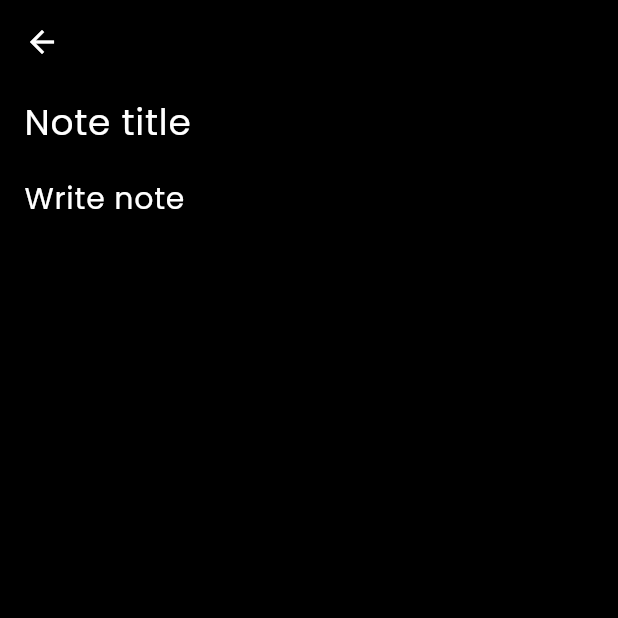
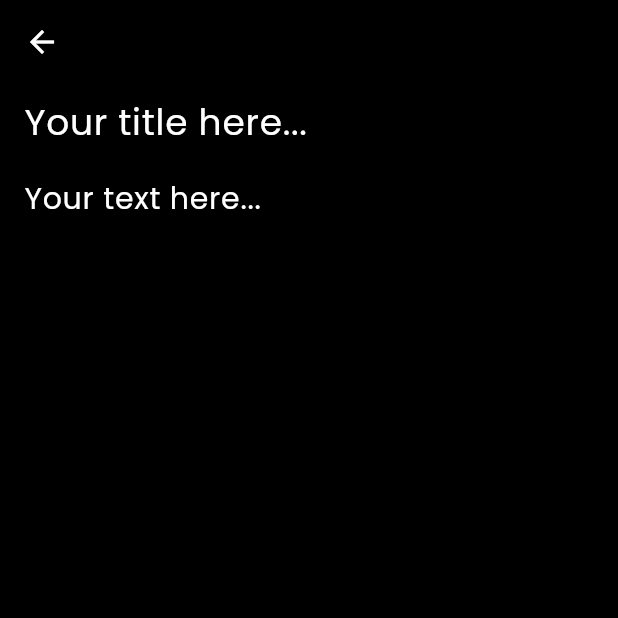
Before and after one commit to thegera4/flutter_notudus_app, a Flutter app: the screen it shows after launch, after a tap on the "add" icon, on a phone screen of 412 x 824 dp, the top half of it. Run offline on Flutter 3.47's test engine with Material 3 defaults, Android fonts, the phone set to English and light mode, and no system bars; our stand-ins replace google_fonts, lottie, sqflite; accounts and stored records are empty.

Commit message:
update: fixed delete functionality now working fine

```diff
--- a/lib/res/strings.dart
+++ b/lib/res/strings.dart
@@ -10,8 +10,26 @@ class AppStrings {
   static const String changeView = 'Change View';
   static const String noNotes = 'No notes found. Tap + to add a new note.';
   static const String noTodos = 'No todos found. Tap + to add a new todo.';
+  static const String noteAdded = 'Note added';
+  static const String todoAdded = 'Todo added';
   static const String deleteAlertTitle = 'Delete Note?';
   static const String deleteAlertBody = 'Are you sure you want to delete this note?';
-
+  static const String hintTitle = 'Your title here...';
+  static const String hintText = 'Your text here...';
+  static const String errorUpdating = 'Error while updating:';
+  static const String errorSaving = 'Error while saving:';
+  static const String errorDeleting = 'Error while deleting:';
+  static const String errorLoading = 'Error loading notes';
+  static const String errorGettingNotes = 'Error getting notes:';
+  static const String error = 'Error';
+  static const String cancel = 'Cancel';
+  static const String delete = 'Delete';
+  static const String save = 'Save';
+  static const String update = 'Update';
+  static const String edit = 'Edit';
+  static const String deleteNote = 'Delete Note';
+  static const String deleteTodo = 'Delete Todo';
+  static const String deleteAlertTitleTodo = 'Delete Todo?';
+  static const String deleteAlertBodyTodo = 'Are you sure you want to delete this todo?';
 
 }
--- a/lib/res/values.dart
+++ b/lib/res/values.dart
@@ -4,10 +4,17 @@ class AppValues {
   static const double emptyTextSize = 18;
   static const double noteTitleSize = 24;
   static const double noteTextSize = 20;
+  static const double alertTitleSize = 24;
+  static const double noteItemTitleSize = 18;
 
   // Padding
   static const double smallPadding = 4;
   static const double normalPadding = 8;
   static const double bigPadding = 16;
   static const double hugePadding = 32;
+  static const double gridItemPadding = 10;
+
+  // Heights and widths
+  static const double deleteAnimationHeight = 80;
+  static const double deleteAnimationWidth = 80;
 }
--- a/lib/screens/notes_list_screen.dart
+++ b/lib/screens/notes_list_screen.dart
@@ -1,4 +1,3 @@
-import 'dart:developer';
 import 'package:flutter/material.dart';
 import 'package:notudus/screens/widgets/empty_view.dart';
 import 'package:notudus/screens/widgets/notes_grid.dart';
@@ -26,12 +25,13 @@ class _NotesListScreenState extends State<NotesListScreen> {
     notesListFuture  = _loadNotes();
   }
 
+  /// Calls the "getNotes" method from the db service to get all notes.
+  /// Returns a list of notes if successful, or an empty list if not.
   Future<List<Note>> _loadNotes() async {
     try {
       final notes = await dbService.getNotes();
       return notes;
     } catch (error) {
-      log('Error getting notes: $error');
       return <Note>[];
     }
   }
@@ -45,7 +45,7 @@ class _NotesListScreenState extends State<NotesListScreen> {
           if (snapshot.connectionState == ConnectionState.waiting) {
             return const Center(child: CircularProgressIndicator());
           } else if (snapshot.hasError) {
-            return const Center(child: Text('Error loading notes'));
+            return const Center(child: Text(AppStrings.errorLoading));
           } else if (snapshot.hasData && snapshot.data!.isEmpty) {
             return const EmptyView();
           } else {
@@ -54,14 +54,16 @@ class _NotesListScreenState extends State<NotesListScreen> {
               builder: (context, snapshot) {
                 return AnimatedSwitcher(
                   transitionBuilder: (child, animation) =>
-                      SlideTransition(position: Tween<Offset>(
-                        begin: const Offset(1, 0),
-                        end: Offset.zero,
-                      ).animate(animation), child: child),
+                      SlideTransition(
+                          position: Tween<Offset>(
+                            begin: const Offset(1, 0),
+                            end: Offset.zero,
+                          )
+                              .animate(animation), child: child
+                      ),
                   duration: const Duration(milliseconds: 300),
-                  child: widget.isListView
-                      ? NotesList(snapshot: snapshot)
-                      : NotesGrid(snapshot: snapshot),
+                  child: widget.isListView ? NotesList(snapshot: snapshot) :
+                                            NotesGrid(snapshot: snapshot),
                 );
               }
             );
@@ -73,7 +75,7 @@ class _NotesListScreenState extends State<NotesListScreen> {
           Navigator.push(
             context,
             MaterialPageRoute(builder: (context) =>
-                CreateNoteScreen(note: null, dbService: dbService)),
+                const CreateNoteScreen(note: null)),
           );
         },
         tooltip: AppStrings.addNote,
--- a/lib/screens/widgets/new_note_form.dart
+++ b/lib/screens/widgets/new_note_form.dart
@@ -1,10 +1,8 @@
-import 'dart:developer';
 import 'package:flutter/material.dart';
 import 'package:google_fonts/google_fonts.dart';
 import 'package:notudus/res/values.dart';
-import 'package:provider/provider.dart';
 import '../../models/note.dart';
-import '../../models/provided_data.dart';
+import '../../res/strings.dart';
 import '../../services/local_db.dart';
 
 class NewNoteForm extends StatefulWidget {
@@ -25,38 +23,18 @@ class _NewNoteFormState extends State<NewNoteForm> {
   @override
   void initState() {
     super.initState();
-    Provider.of<ProvidedData>(context, listen: false).addListener(_checkDelete);
     if (widget.note != null) {
       _titleController.text = widget.note!.title;
       _noteController.text = widget.note!.note;
     }
   }
 
-  void _checkDelete() {
-    if (Provider.of<ProvidedData>(context, listen: false).isDeleting) {
-      _deleteNote();
-    }
-  }
-
-  Future<void> _deleteNote() async {
-    if (widget.note != null) {
-      await _dbService.deleteNote(widget.note!.id!);
-      Provider.of<ProvidedData>(context, listen: false).setIsDeleting(false);
-      Navigator.of(context).pop();
-    }
-  }
-
+  /// Calls the "updateNote" method from the db service to update a note.
+  /// Throws an exception if the note is not updated.
   Future<void> _updateNote() async {
-    // check if the user is trying to delete the note
-    /*if(widget.note != null &&
-        (Provider.of<ProvidedData>(context, listen: false).isDeleting == true)) {
-      return;
-    }*/
-
-    // check if the note was not modified
+    // check if the note was not modified (no need to update)
     if (_titleController.text == widget.note!.title &&
         _noteController.text == widget.note!.note) {
-      log('Note not modified, not saved');
       return;
     }
 
@@ -70,13 +48,14 @@ class _NewNoteFormState extends State<NewNoteForm> {
 
     try {
       await _dbService.updateNote(note);
-      log('Note updated correctly with id: ${widget.note!.id}');
     } catch (error) {
-      log('Error updating note: $error');
+      throw Exception(AppStrings.errorUpdating + error.toString());
     }
 
   }
 
+  /// Calls the "addNote" method from the db service to save a note.
+  /// Throws an exception if the note is not saved.
   Future<void> _saveNote() async {
     // if the note is not new, run the update method (delete or update)
     if (widget.note != null) {
@@ -92,23 +71,16 @@ class _NewNoteFormState extends State<NewNoteForm> {
         lastEdit: DateTime.now(),
       );
       try {
-        final id = await _dbService.addNote(note);
-        log('Note saved correctly with id: $id');
-        //TODO: add a snackbar to show the user that the note was saved
+        await _dbService.addNote(note);
       } catch (error) {
-        log('Error saving note: $error');
+        throw Exception(AppStrings.errorSaving + error.toString());
       }
-    } else {
-      log('Empty note, not saved');
-      //TODO: add a snackbar to show the user that the note was not saved
     }
 
   }
 
-  //TODO: funciona el borrado pero arroja error
   @override
   void dispose() {
-    Provider.of<ProvidedData>(context, listen: false).removeListener(_checkDelete);
     _saveNote();
     _titleController.dispose();
     _noteController.dispose();
@@ -121,14 +93,17 @@ class _NewNoteFormState extends State<NewNoteForm> {
       child: Form(
         key: _formKey,
         child: Padding(
-          padding: const EdgeInsets.only(left: AppValues.bigPadding, right: AppValues.bigPadding),
+          padding: const EdgeInsets.only(
+              left: AppValues.bigPadding,
+              right: AppValues.bigPadding
+          ),
           child: Column(
             children: [
               TextFormField(
                 controller: _titleController,
                 style: GoogleFonts.poppins(fontSize: AppValues.noteTitleSize),
                 decoration: const InputDecoration(
-                  hintText: 'Note title',
+                  hintText: AppStrings.hintTitle,
                   border: InputBorder.none,
                 ),
               ),
@@ -136,7 +111,7 @@ class _NewNoteFormState extends State<NewNoteForm> {
                 controller: _noteController,
                 style: GoogleFonts.poppins(fontSize: AppValues.noteTextSize),
                 decoration: const InputDecoration(
-                  hintText: 'Write note',
+                  hintText: AppStrings.hintText,
                   border: InputBorder.none,
                 ),
               ),
--- a/lib/screens/widgets/notes_grid.dart
+++ b/lib/screens/widgets/notes_grid.dart
@@ -1,5 +1,6 @@
 import 'package:flutter/material.dart';
 import 'package:notudus/screens/widgets/notes_grid_item.dart';
+import '../../res/values.dart';
 
 class NotesGrid extends StatelessWidget {
   const NotesGrid({super.key, required this.snapshot});
@@ -8,7 +9,7 @@ class NotesGrid extends StatelessWidget {
   @override
   Widget build(BuildContext context) {
     return Padding(
-      padding: const EdgeInsets.all(10.0),
+      padding: const EdgeInsets.all(AppValues.gridItemPadding),
       child: GridView.builder(
         itemCount: snapshot.data?.length ?? 0,
         gridDelegate: const SliverGridDelegateWithFixedCrossAxisCount(
--- a/lib/screens/widgets/notes_list_item.dart
+++ b/lib/screens/widgets/notes_list_item.dart
@@ -1,5 +1,6 @@
 import 'package:flutter/material.dart';
 import '../../models/note.dart';
+import '../../res/values.dart';
 import '../create_note_screen.dart';
 
 class NotesListItem extends StatelessWidget {
@@ -9,14 +10,14 @@ class NotesListItem extends StatelessWidget {
   @override
   Widget build(BuildContext context) {
     return Padding(
-      padding: const EdgeInsets.only(bottom: 4.0),
+      padding: const EdgeInsets.only(bottom: AppValues.smallPadding),
       child: Card(
         color: Colors.grey[900],
         child: ListTile(
           onTap: () {
             Navigator.of(context).push(
                 MaterialPageRoute(builder: (context) =>
-                    CreateNoteScreen(note: note, dbService: null))
+                    CreateNoteScreen(note: note))
             );
           },
           title: Text(note!.title),
--- a/lib/services/local_db.dart
+++ b/lib/services/local_db.dart
@@ -1,4 +1,4 @@
-import 'dart:developer';
+import 'package:notudus/res/strings.dart';
 import 'package:sqflite/sqflite.dart';
 import '../models/note.dart';
 import 'package:path/path.dart';
@@ -55,12 +55,11 @@ class LocalDBService {
         );
       });
     } catch(e) {
-      log('Error getting notes: $e');
-      throw Exception('Error getting notes');
+      throw Exception(AppStrings.errorGettingNotes);
     }
   }
 
-  ///Listens to changes in the notes table to update the UI
+  ///Listens to changes in the notes table to update the UI.
   ///Returns a Stream with a list of notes
   Stream<List<Note>> listenAllNotes() async* {
     final db = await database;
@@ -77,8 +76,8 @@ class LocalDBService {
     });
   }
 
-  ///Adds a new note to the database
-  ///Returns a Future with a message indicating if the note was added or not
+  ///Adds a new note to the database.
+  ///Returns a Future with a message indicating if the note was added or not.
   Future<String> addNote(Note note) async {
     try {
       final db = await database;
@@ -87,27 +86,37 @@ class LocalDBService {
         note.toMap(),
         conflictAlgorithm: ConflictAlgorithm.replace,
       );
-      return 'Note added';
+      return AppStrings.noteAdded;
     } catch (e) {
-      return 'Error';
+      return AppStrings.error;
     }
   }
 
-  ///Deletes a note from the database
+  ///Deletes a note from the database.
+  ///Throws an exception if there is an error.
   Future<void> deleteNote(int id) async {
     final db = await database;
-    await db.delete('notes', where: 'id = ?', whereArgs: [id],);
+    try {
+      await db.delete('notes', where: 'id = ?', whereArgs: [id]);
+    } catch (e) {
+      throw Exception(AppStrings.errorDeleting + e.toString());
+    }
   }
 
-  ///Updates a note in the database
+  ///Updates a note in the database.
+  ///Throws an exception if there is an error.
   Future<void> updateNote(Note note) async {
     final db = await database;
+    try {
       await db.update(
         'notes',
         note.toMap(),
         where: 'id = ?',
         whereArgs: [note.id],
       );
+    } catch (e) {
+      throw Exception(AppStrings.errorUpdating + e.toString());
+    }
   }
 
   ///Creates the TODOS table in the database
```
Also changed, not shown: lib/screens/create_note_screen.dart (+31 -11 lines), lib/screens/widgets/notes_grid_item.dart (+9 -4 lines). Lines whose indentation alone changed are shown as unchanged.
